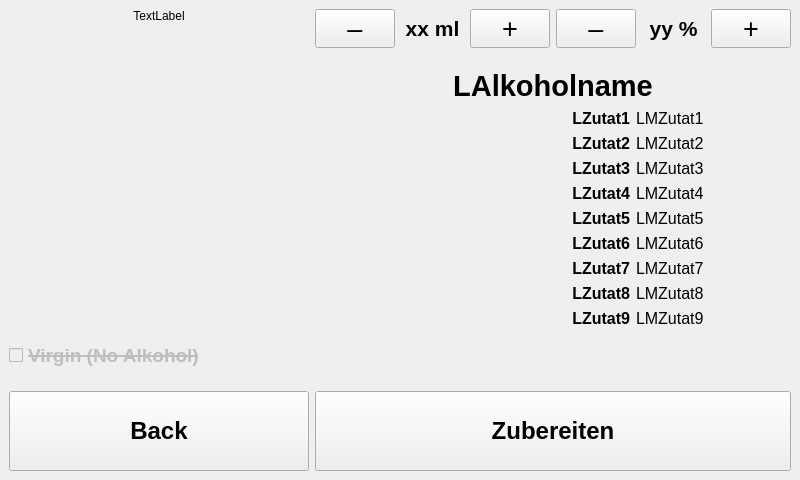
Qt form src/ui_elements/cocktail_selection.ui (AndreWohnsland/CocktailBerry) before a commit.
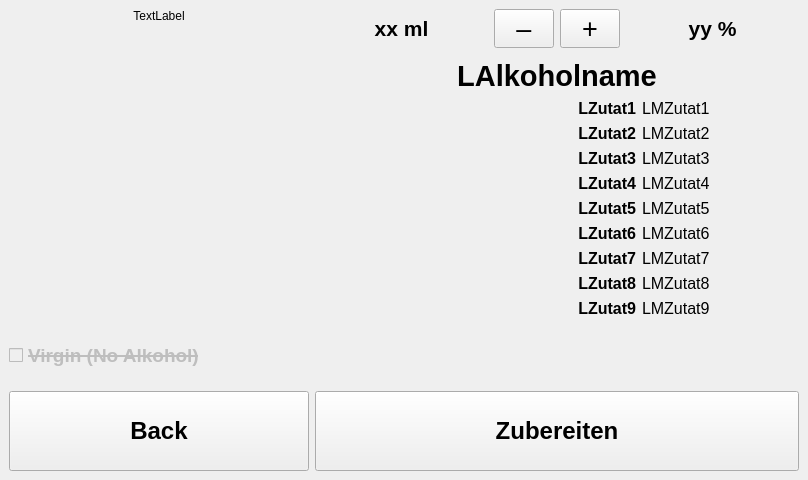
The same form after that commit.

Commit message: Adjustment for reworked view

The edit to the form file:
```diff
--- a/src/ui_elements/cocktail_selection.ui
+++ b/src/ui_elements/cocktail_selection.ui
@@ -6,7 +6,7 @@
    <rect>
     <x>0</x>
     <y>0</y>
-    <width>800</width>
+    <width>808</width>
     <height>480</height>
    </rect>
   </property>
@@ -76,7 +76,7 @@
          <property name="sizeHint" stdset="0">
           <size>
            <width>20</width>
-           <height>15</height>
+           <height>5</height>
           </size>
          </property>
         </spacer>
@@ -442,37 +442,6 @@
        <item row="1" column="0" colspan="3">
         <layout class="QHBoxLayout" name="horizontalLayout_3">
          <item>
-          <layout class="QHBoxLayout" name="horizontalLayout_5">
-           <item>
-            <widget class="QPushButton" name="decrease_volume">
-             <property name="minimumSize">
-              <size>
-               <width>30</width>
-               <height>30</height>
-              </size>
-             </property>
-             <property name="maximumSize">
-              <size>
-               <width>100</width>
-               <height>60</height>
-              </size>
-             </property>
-             <property name="font">
-              <font>
-               <pointsize>20</pointsize>
-               <weight>50</weight>
-               <bold>false</bold>
-              </font>
-             </property>
-             <property name="text">
-              <string>–</string>
-             </property>
-             <property name="cssClass" stdset="0">
-              <string>bold no-border</string>
-             </property>
-            </widget>
-           </item>
-           <item>
             <widget class="QLabel" name="LMenge">
              <property name="minimumSize">
               <size>
@@ -505,37 +474,6 @@
             </widget>
            </item>
            <item>
-            <widget class="QPushButton" name="increase_volume">
-             <property name="minimumSize">
-              <size>
-               <width>30</width>
-               <height>30</height>
-              </size>
-             </property>
-             <property name="maximumSize">
-              <size>
-               <width>100</width>
-               <height>60</height>
-              </size>
-             </property>
-             <property name="font">
-              <font>
-               <pointsize>20</pointsize>
-               <weight>50</weight>
-               <bold>false</bold>
-              </font>
-             </property>
-             <property name="text">
-              <string>+</string>
-             </property>
-             <property name="cssClass" stdset="0">
-              <string>bold no-border</string>
-             </property>
-            </widget>
-           </item>
-          </layout>
-         </item>
-         <item>
           <layout class="QHBoxLayout" name="horizontalLayout_6">
            <item>
             <widget class="QPushButton" name="decrease_alcohol">
@@ -547,7 +485,7 @@
              </property>
              <property name="maximumSize">
               <size>
-               <width>100</width>
+               <width>60</width>
                <height>60</height>
               </size>
              </property>
@@ -561,10 +499,50 @@
              <property name="text">
               <string>–</string>
              </property>
+             <property name="checkable">
+              <bool>true</bool>
+             </property>
              <property name="cssClass" stdset="0">
               <string>bold no-border secondary</string>
              </property>
             </widget>
+           </item>
+           <item>
+            <widget class="QPushButton" name="increase_alcohol">
+             <property name="minimumSize">
+              <size>
+               <width>30</width>
+               <height>30</height>
+              </size>
+             </property>
+             <property name="maximumSize">
+              <size>
+               <width>60</width>
+               <height>60</height>
+              </size>
+             </property>
+             <property name="font">
+              <font>
+               <pointsize>20</pointsize>
+               <weight>50</weight>
+               <bold>false</bold>
+              </font>
+             </property>
+             <property name="layoutDirection">
+              <enum>Qt::RightToLeft</enum>
+             </property>
+             <property name="text">
+              <string>+</string>
+             </property>
+             <property name="checkable">
+              <bool>true</bool>
+             </property>
+             <property name="cssClass" stdset="0">
+              <string>bold btn-inverted round-sm</string>
+             </property>
+            </widget>
+           </item>
+          </layout>
            </item>
            <item>
             <widget class="QLabel" name="LAlkoholgehalt">
@@ -598,37 +576,6 @@
              </property>
             </widget>
            </item>
-           <item>
-            <widget class="QPushButton" name="increase_alcohol">
-             <property name="minimumSize">
-              <size>
-               <width>30</width>
-               <height>30</height>
-              </size>
-             </property>
-             <property name="maximumSize">
-              <size>
-               <width>100</width>
-               <height>60</height>
-              </size>
-             </property>
-             <property name="font">
-              <font>
-               <pointsize>20</pointsize>
-               <weight>50</weight>
-               <bold>false</bold>
-              </font>
-             </property>
-             <property name="text">
-              <string>+</string>
-             </property>
-             <property name="cssClass" stdset="0">
-              <string>bold no-border secondary</string>
-             </property>
-            </widget>
-           </item>
-          </layout>
-         </item>
         </layout>
        </item>
        <item row="11" column="0" colspan="2">
@@ -753,38 +700,6 @@
        </item>
       </layout>
      </item>
-     <item row="3" column="3">
-      <widget class="QPushButton" name="prepare_button">
-       <property name="minimumSize">
-        <size>
-         <width>400</width>
-         <height>60</height>
-        </size>
-       </property>
-       <property name="maximumSize">
-        <size>
-         <width>1000</width>
-         <height>80</height>
-        </size>
-       </property>
-       <property name="font">
-        <font>
-         <pointsize>18</pointsize>
-         <weight>75</weight>
-         <bold>true</bold>
-        </font>
-       </property>
-       <property name="styleSheet">
-        <string notr="true"/>
-       </property>
-       <property name="text">
-        <string>Zubereiten</string>
-       </property>
-       <property name="cssClass" stdset="0">
-        <string>btn-inverted mr ml round</string>
-       </property>
-      </widget>
-     </item>
      <item row="3" column="0">
       <widget class="QPushButton" name="button_back">
        <property name="minimumSize">
@@ -883,6 +798,42 @@
        </item>
       </layout>
      </item>
+     <item row="3" column="3">
+      <layout class="QHBoxLayout" name="container_prepare_button">
+       <item>
+        <widget class="QPushButton" name="prepare_button">
+         <property name="minimumSize">
+          <size>
+           <width>400</width>
+           <height>60</height>
+          </size>
+         </property>
+         <property name="maximumSize">
+          <size>
+           <width>1000</width>
+           <height>80</height>
+          </size>
+         </property>
+         <property name="font">
+          <font>
+           <pointsize>18</pointsize>
+           <weight>75</weight>
+           <bold>true</bold>
+          </font>
+         </property>
+         <property name="styleSheet">
+          <string notr="true"/>
+         </property>
+         <property name="text">
+          <string>Zubereiten</string>
+         </property>
+         <property name="cssClass" stdset="0">
+          <string>btn-inverted mr ml round</string>
+         </property>
+        </widget>
+       </item>
+      </layout>
+     </item>
     </layout>
    </item>
   </layout>
```
Left out of the diff: 2 changed lines with no effect on the pictures. Lines whose indentation alone changed are shown as unchanged. The commit also changes 1 other file.
